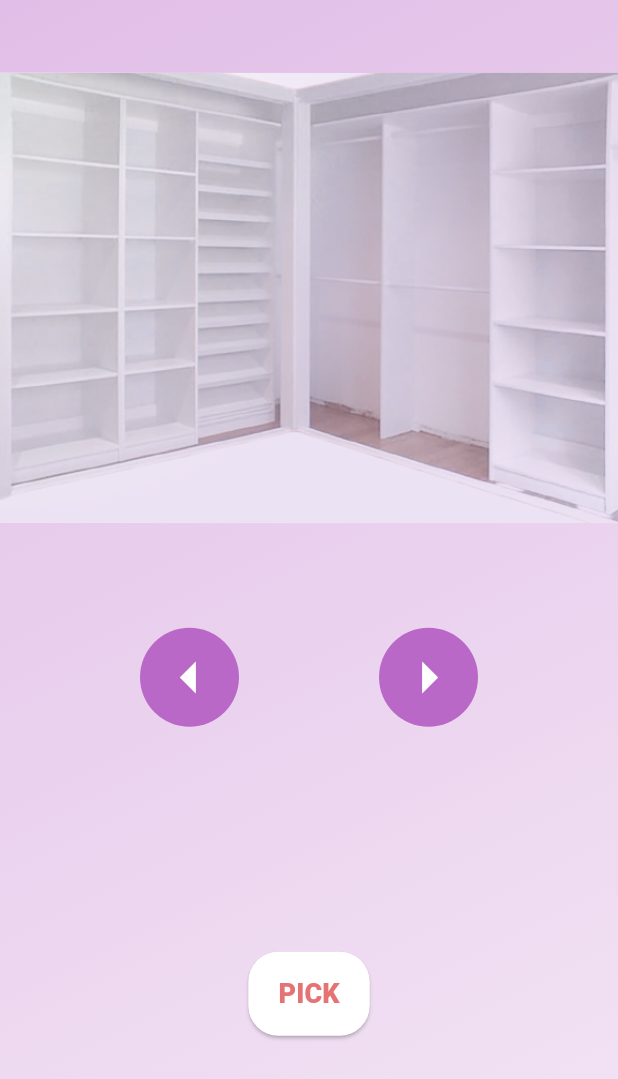
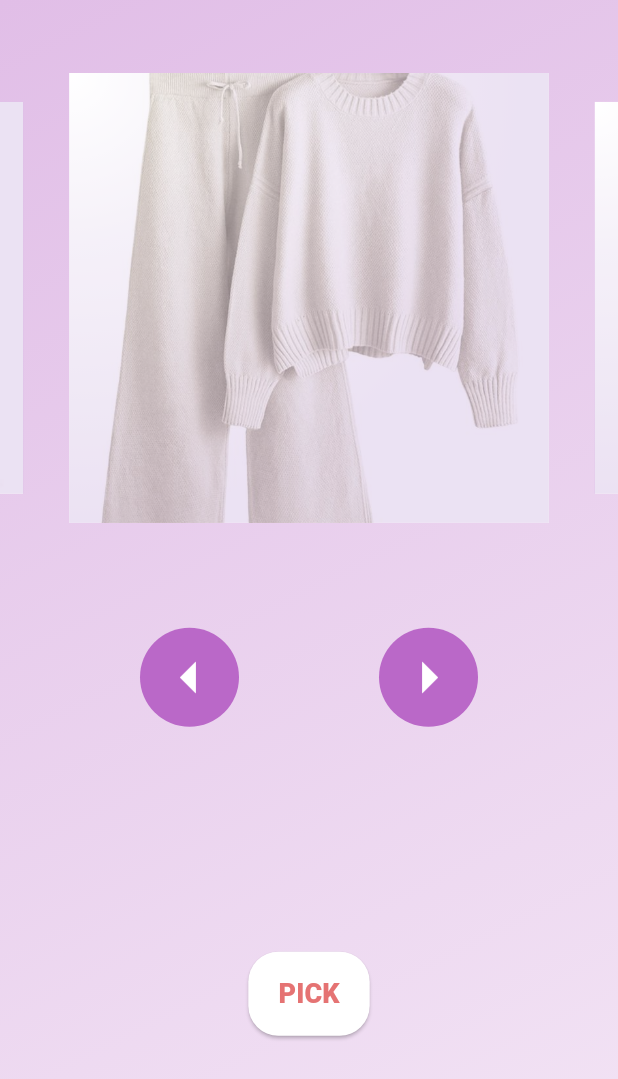
Before and after one commit to larleynn/Feroser, a Flutter app: the PickerPage screen opened directly, on a phone screen of 412 x 824 dp. Shown: the top 1079 px of the screen. Run offline on Flutter 3.47's test engine with Material 3 defaults, Android fonts, the phone set to English and light mode, and no system bars; drawn by our look-alikes of carousel_slider.

Commit message:
adding carousel in the pickerpage

```diff
--- a/lib/PickerPage.dart
+++ b/lib/PickerPage.dart
@@ -1,10 +1,19 @@
 import 'package:flutter/material.dart';
+import 'package:carousel_slider/carousel_slider.dart';
 
 class PickerPage extends StatelessWidget {
   const PickerPage({super.key});
 
   @override
   Widget build(BuildContext context) {
+    // List of image paths for the carousel
+    final List<String> imagePaths = [
+      'autopick/app/images/casual_clothes.jpg',
+      'autopick/app/images/formal_clothes.jpg',
+      'autopick/app/images/sleeping_clothes.jpg',
+      'autopick/app/images/uniform.jpg',
+    ];
+
     return Scaffold(
       body: Container(
         width: double.infinity,
@@ -22,39 +31,46 @@ class PickerPage extends StatelessWidget {
         child: Column(
           mainAxisAlignment: MainAxisAlignment.center,
           children: [
-            // Closet Image Display
-            Container(
-              width: double.infinity,
+            // Closet Image Carousel
+            CarouselSlider(
+              options: CarouselOptions(
                 height: 300,
-              decoration: const BoxDecoration(
-                gradient: RadialGradient(
+                enlargeCenterPage: true,
+                enableInfiniteScroll: true,
+                autoPlay: true,
+              ),
+              items: imagePaths.map((path) {
+                return Container(
+                  margin: const EdgeInsets.symmetric(horizontal: 5.0),
+                  decoration: BoxDecoration(
+                    gradient: const RadialGradient(
                       center: Alignment.topLeft,
                       radius: 1.0,
                       colors: [
-                    Color(0xFFFFFFFF), // FFFFFF - 0%
-                    Color(0xFFE9DFF1), // E9DFF1 - 38%
-                    Color(0xFFD4BFE4), // D4BFE4 - 100%
+                        Color(0xFFFFFFFF),
+                        Color(0xFFE9DFF1),
+                        Color(0xFFD4BFE4),
                       ],
                       stops: [0.0, 0.38, 1.0],
                     ),
                     image: DecorationImage(
-                  image: AssetImage(
-                    'autopick/app/images/high-quality-modular-wardrobes-forster-great-lakes-removebg-preview.png',
-                  ),
+                      image: AssetImage(path),
                       fit: BoxFit.cover,
-                  colorFilter: ColorFilter.mode(
-                    Colors.white54, // Adjust transparency
+                      colorFilter: const ColorFilter.mode(
+                        Colors.white54,
                         BlendMode.dstATop,
                       ),
                     ),
                   ),
+                );
+              }).toList(),
             ),
             const SizedBox(height: 70),
             // Arrow Buttons
             Row(
               mainAxisAlignment: MainAxisAlignment.spaceEvenly,
               children: [
-                // Left Arrow Button with Background Color
+                // Left Arrow Button
                 Container(
                   decoration: BoxDecoration(
                     color: Colors.purple[300],
@@ -67,7 +83,7 @@ class PickerPage extends StatelessWidget {
                     },
                   ),
                 ),
-                // Right Arrow Button with Background Color
+                // Right Arrow Button
                 Container(
                   decoration: BoxDecoration(
                     color: Colors.purple[300],
@@ -91,8 +107,7 @@ class PickerPage extends StatelessWidget {
                 shape: RoundedRectangleBorder(
                   borderRadius: BorderRadius.circular(20),
                 ),
-                padding:
-                const EdgeInsets.symmetric(horizontal: 20, vertical: 15),
+                padding: const EdgeInsets.symmetric(horizontal: 20, vertical: 15),
               ),
               onPressed: () {
                 // Add Onclick Navigation
--- a/pubspec.yaml
+++ b/pubspec.yaml
@@ -28,6 +28,7 @@ environment:
 # the latest version available on pub.dev. To see which dependencies have newer
 # versions available, run `flutter pub outdated`.
 dependencies:
+  carousel_slider: ^5.0.0
   flutter:
     sdk: flutter
 
@@ -60,7 +61,10 @@ flutter:
   assets:
     - autopick/app/images/v2-1wsnk-7wa3f-removebg-preview.png
     - autopick/app/images/high-quality-modular-wardrobes-forster-great-lakes-removebg-preview.png
-
+    - autopick/app/images/casual_clothes.jpg
+    - autopick/app/images/formal_clothes.jpg
+    - autopick/app/images/sleeping_clothes.jpg
+    - autopick/app/images/uniform.jpg
   # To add assets to your application, add an assets section, like this:
   # assets:
   #   - images/a_dot_burr.jpeg
```
Also changed, not shown: autopick/app/images/casual_clothes.jpg (added), autopick/app/images/formal_clothes.jpg (added), autopick/app/images/sleeping_clothes.jpg (added), autopick/app/images/uniform.jpg (added), pubspec.lock. Lines whose indentation alone changed are shown as unchanged.
